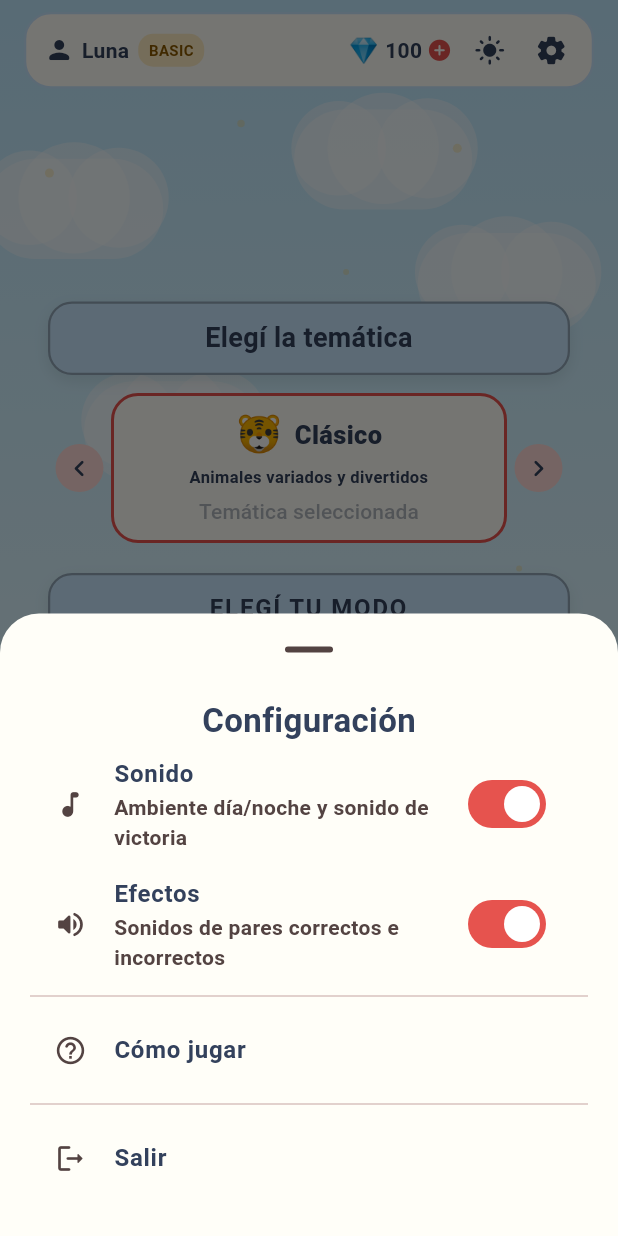
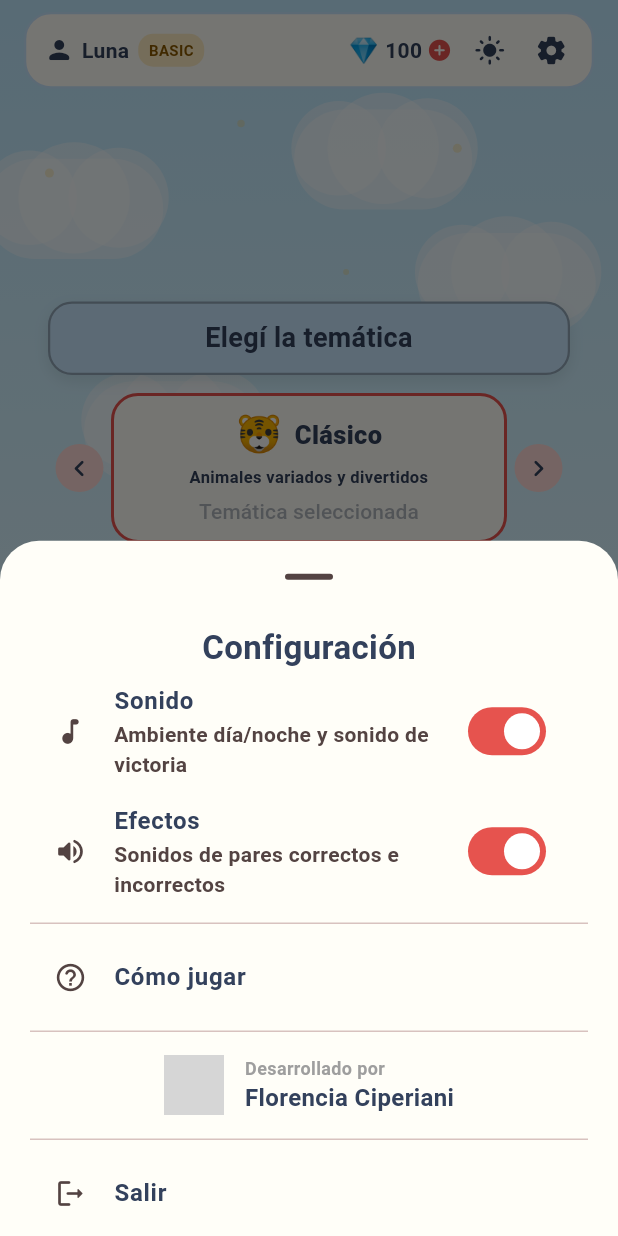
Before and after one commit to FlorCiperiani/memoria-animal, a Flutter app: the _GameView screen opened directly with empty values, after a tap on the "settings" icon, on a phone screen of 412 x 824 dp. Run offline on Flutter 3.47's test engine with Material 3 defaults, Android fonts, the phone set to English and light mode, and no system bars; our stand-ins replace audioplayers, equatable, flutter_bloc, get_it, shared_preferences; missing offline and left inert: flame; accounts and stored records are empty; grey boxes are pictures that could not be loaded.

Commit message:
logo
Integración de mi logo personal

```diff
--- a/lib/presentation/pages/game_page.dart
+++ b/lib/presentation/pages/game_page.dart
@@ -543,6 +543,39 @@ class _GameView extends StatelessWidget {
                     title: const Text('Cómo jugar'),
                     onTap: () =>
                         Navigator.of(context).pop(_SettingsAction.tutorial),
+                  ),
+                  const Divider(),
+                  Padding(
+                    padding: const EdgeInsets.symmetric(vertical: 8),
+                    child: Row(
+                      mainAxisAlignment: MainAxisAlignment.center,
+                      children: [
+                        ClipOval(
+                          child: Image.asset(
+                            'web/icons/Logo-desarrollador.png',
+                            width: 52,
+                            height: 52,
+                            fit: BoxFit.cover,
+                            errorBuilder: (context, error, stackTrace) =>
+                                const Icon(Icons.code_rounded, size: 40),
+                          ),
+                        ),
+                        const SizedBox(width: 14),
+                        const Column(
+                          crossAxisAlignment: CrossAxisAlignment.start,
+                          children: [
+                            Text(
+                              'Desarrollado por',
+                              style: TextStyle(fontSize: 12, color: Colors.grey),
+                            ),
+                            Text(
+                              'Florencia Ciperiani',
+                              style: TextStyle(fontSize: 16, fontWeight: FontWeight.bold),
+                            ),
+                          ],
+                        ),
+                      ],
+                    ),
                   ),
                   const Divider(),
                   ListTile(
--- a/pubspec.yaml
+++ b/pubspec.yaml
@@ -69,6 +69,7 @@ flutter:
     - assets/advertisements/tiktok/desktop.jpg
     - assets/advertisements/pinterest/mobile.png
     - assets/advertisements/pinterest/desktop.png
+    - web/icons/Logo-desarrollador.png
 
   # An image asset can refer to one or more resolution-specific "variants", see
   # https://flutter.dev/to/resolution-aware-images
```
Also changed, not shown: 1 other file.
